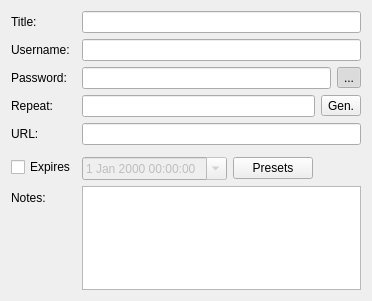
keepassxreboot/keepassxc, file src/gui/entry/EditEntryWidgetMain.ui: the form before one commit.
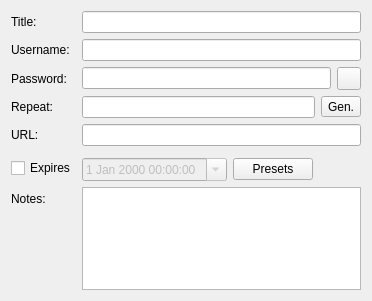
The form after the commit. Custom widgets are drawn as their Qt base class.

```diff
--- a/src/gui/entry/EditEntryWidgetMain.ui
+++ b/src/gui/entry/EditEntryWidgetMain.ui
@@ -52,15 +52,9 @@
      </item>
      <item>
       <widget class="QToolButton" name="togglePasswordButton">
-       <property name="text">
-        <string>...</string>
-       </property>
        <property name="checkable">
         <bool>true</bool>
        </property>
-       <property name="checked">
-        <bool>true</bool>
-       </property>
       </widget>
      </item>
     </layout>
@@ -160,6 +154,11 @@
    <header>gui/PasswordGeneratorWidget.h</header>
    <container>1</container>
   </customwidget>
+  <customwidget>
+   <class>PasswordEdit</class>
+   <extends>QLineEdit</extends>
+   <header>gui/PasswordEdit.h</header>
+  </customwidget>
  </customwidgets>
  <tabstops>
   <tabstop>titleEdit</tabstop>
```
Left out of the diff: 4 changed lines with no effect on the pictures.
